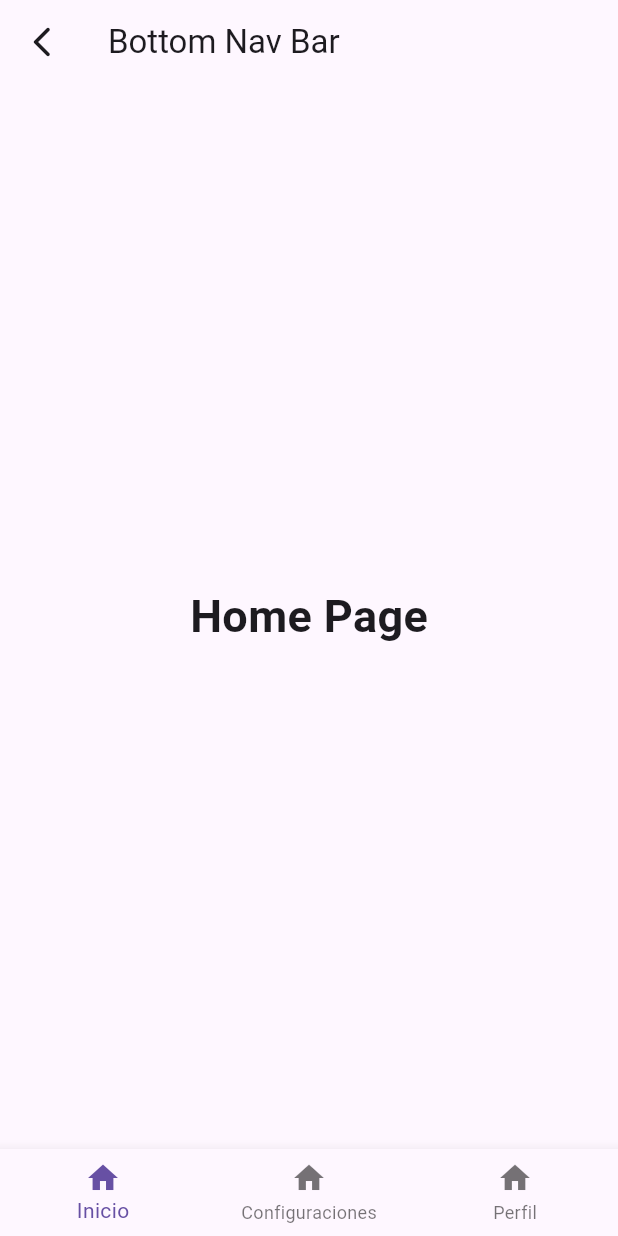
After one commit to VMErik/flutter_widgets, a Flutter app: the BottomNavBarScreen screen opened by its route, on a phone screen of 412 x 824 dp. The commit adds this screen. Run offline on Flutter 3.47's test engine with Material 3 defaults, Android fonts, the phone set to English and light mode, and no system bars.

Commit message:
Bottom nav bar

```diff
--- /dev/null
+++ b/lib/pages/bottomnavbar_screen.dart
@@ -0,0 +1,98 @@
+import 'package:flutter/material.dart';
+// Trabajaremos con un StatefulWidget
+class BottomNavBarScreen extends StatefulWidget {
+  const BottomNavBarScreen({super.key});
+  @override
+  State<BottomNavBarScreen> createState() => _BottomNavBarScreenState();
+}
+
+class _BottomNavBarScreenState extends State<BottomNavBarScreen> {
+  // Variable auxilliar para saber que indice esta seleccionado
+  int _selectedIndex = 0;
+  // Lista de paginas que contendra los widgtets que mostraremos en el body
+  List<Widget> pages = const [
+    // Hacemos referencia a nuestros widgets
+    MyHomePage(),
+    SettingsPage(),
+    ProfilePage()
+  ];
+
+  @override
+  Widget build(BuildContext context) {
+    return Scaffold(
+      appBar: AppBar(
+        title: const Text('Bottom Nav Bar'),
+        leading: GestureDetector(
+          onTap: () {
+            Navigator.of(context).pop();
+          },
+          child: const Icon(Icons.arrow_back_ios_new_rounded),
+        ),
+      ),
+      // Dentro del body del scaffol mostraremos nuestro primer widget, mandando el indice de la variable auxiliar
+      body: pages[_selectedIndex],
+      bottomNavigationBar: BottomNavigationBar(
+        // El curren index lo relacionaremos con nuestra vatriable
+        currentIndex: _selectedIndex,
+        // Cada que el usuari de tap enuna opcion, cambiaremos el valor de nuestra variable, lo que
+        // notificara a la vista redibujando el widget del body
+        onTap: (index) {
+          setState(() {
+            _selectedIndex = index;
+          });
+        },
+        // Declararemos los items dentro de nuetro nav bar
+        // Es importante que por lo menos existan dos elementos en esta lista
+        // La propiedad label, es lo que visualizaremos como texto debajo del icono
+        items: const [
+          BottomNavigationBarItem(icon: Icon(Icons.home), label: 'Inicio'),
+          BottomNavigationBarItem(icon: Icon(Icons.home), label: 'Configuraciones'),
+          BottomNavigationBarItem(icon: Icon(Icons.home), label: 'Perfil'),
+        ],
+      ),
+    );
+  }
+}
+
+// Widget que se cargara cuando este seleccionado el primer indice
+class MyHomePage extends StatelessWidget {
+  const MyHomePage({super.key});
+
+  @override
+  Widget build(BuildContext context) {
+    return const Center(child: Text('Home Page', style: TextStyle(
+        fontSize: 30,
+        fontWeight: FontWeight.bold
+      )));
+  }
+}
+
+// Widget que se cargara cuando este seleccionado el segundo indice
+
+class SettingsPage extends StatelessWidget {
+  const SettingsPage({super.key});
+
+  @override
+  Widget build(BuildContext context) {
+    return  Center(child: Text('Settings Page', style: TextStyle(
+      color:  Colors.blue[600],
+        fontSize: 30,
+        fontWeight: FontWeight.bold
+      )));
+  }
+}
+
+// Widget que se cargara cuando este seleccionado el tercer indice
+
+class ProfilePage extends StatelessWidget {
+  const ProfilePage({super.key});
+
+  @override
+  Widget build(BuildContext context) {
+    return  Center(child: Text('Profile Page', style: TextStyle(
+      color:  Colors.green[600],
+        fontSize: 30,
+        fontWeight: FontWeight.bold
+      )));
+  }
+}
--- a/lib/pages/gesturedetector_screen.dart
+++ b/lib/pages/gesturedetector_screen.dart
@@ -9,8 +9,8 @@ class GestureDetectorScreen extends StatefulWidget {
 class _GestureDetectorScreenState extends State<GestureDetectorScreen> {
   int contador = 0;
   incrementarContador() {
-    // Actualizamos el contador, mediante el setState, el cual se encargara
-    // De redibujar nuestra pantalla, tomando el nuevo valor de contador
+    // Actualizara el valor de nuestro contador
+    // y redibujara la pantalla con el nuevo valor
     setState(() {
       contador++;
     });
@@ -39,7 +39,7 @@ class _GestureDetectorScreenState extends State<GestureDetectorScreen> {
             GestureDetector(
               // Controlaremos cuando el usuario haga tap sobre el container
               onTap: () {
-                // Mandamos a llamar a nuestra funcion
+                // Mandamos a llamar a nuestra funcion cuando se haga tap sobre el container
                 incrementarContador();
               },
               child: Container(
--- a/lib/pages/home_screen.dart
+++ b/lib/pages/home_screen.dart
@@ -59,6 +59,12 @@ class HomeScreen extends StatelessWidget {
                 "Permite contrlar 'los eventos' que se realizan sobre pantalla, como doble tap, tap, scroll, etc.",
             route: "gesturedetector",
           ),
+              MyListTile(
+            name: "Bottom Nav Bar",
+            description:
+                "Nos permite visualizar en la parte inferior de la pantalla un menu de opciones para desplazarnos a traves de diferentes vistas",
+            route: "bottomnavbar",
+          ),
         ],
       ),
     );
--- a/lib/routes/routes.dart
+++ b/lib/routes/routes.dart
@@ -1,4 +1,5 @@
 import 'package:flutter/material.dart';
+import 'package:flutter_widgets_app/pages/bottomnavbar_screen.dart';
 import 'package:flutter_widgets_app/pages/cliprrect_screen.dart';
 import 'package:flutter_widgets_app/pages/column_screen.dart';
 import 'package:flutter_widgets_app/pages/container_screen.dart';
@@ -20,5 +21,7 @@ class RouterApp{
     '/imageasset' : (BuildContext context) => const ImageAssetScreen(),
     '/gridview' : (BuildContext context) => const GridViewScreen(),
     '/gesturedetector' : (BuildContext context) => const GestureDetectorScreen(),
+    '/bottomnavbar' : (BuildContext context) => const BottomNavBarScreen(),
+
   };
 }
```
